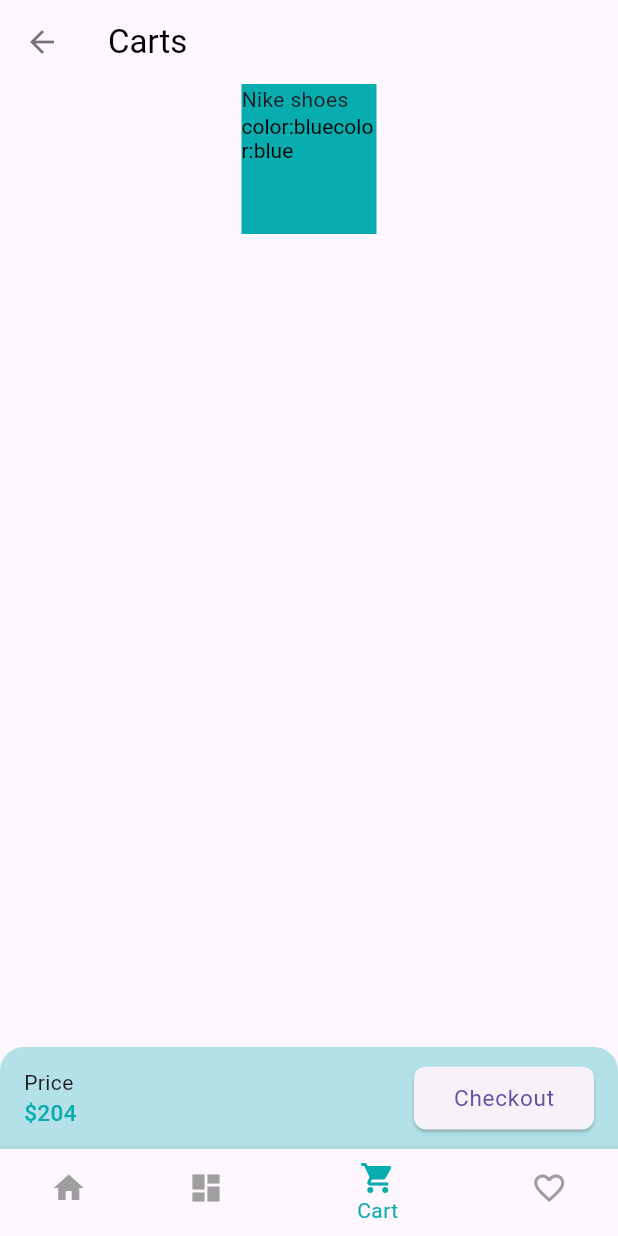
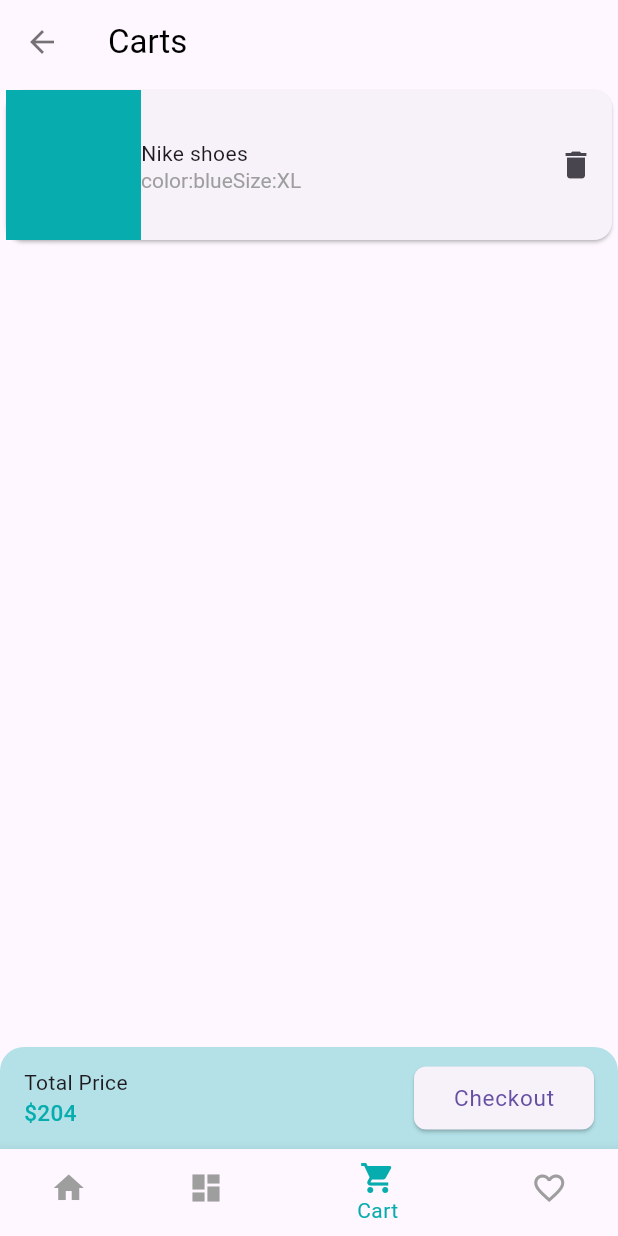
Before and after one commit to Rokeya17/craftybay, a Flutter app: the screen it shows after launch, item 3 of the bottom bar chosen, on a phone screen of 412 x 824 dp. Run offline on Flutter 3.47's test engine with Material 3 defaults, Android fonts, the phone set to English and light mode, and no system bars; our stand-ins replace carousel_slider, flutter_svg, get, pin_code_fields.

Commit message:
Cart screen has been modified

```diff
--- a/lib/presentation/ui/screens/cart_screen.dart
+++ b/lib/presentation/ui/screens/cart_screen.dart
@@ -36,24 +36,47 @@ class _CartScreenState extends State<CartScreen> {
           children: [
             Expanded(
               child: Column(children: [
+                Card(
+                  child: Row(
+                    children: [
                       Container(
                         height: 100,
                         width: 90,
                         color: AppColors.primaryColor,
+                      ),
+                      Expanded(
                         child: Column(
                           children: [
                             Row(
+                              crossAxisAlignment: CrossAxisAlignment.center,
                               children: [
-                          const Text('Nike shoes'),
+                                Expanded(
+                                  child: Column(
+                                    crossAxisAlignment:
+                                        CrossAxisAlignment.start,
+                                    children: [
+                                      Text('Nike shoes'),
+                                      RichText(
+                                        text: const TextSpan(
+                                            style:
+                                                TextStyle(color: Colors.grey),
+                                            children: [
+                                              TextSpan(text: 'color:blue'),
+                                              TextSpan(text: 'Size:XL')
+                                            ]),
+                                      ),
                                     ],
                                   ),
-                      RichText(
-                        text: const TextSpan(
-                            style: TextStyle(color: Colors.black),
-                            children: [
-                              TextSpan(text: 'color:blue'),
-                              TextSpan(text: 'color:blue')
-                            ]),
+                                ),
+                                Spacer(),
+                                IconButton(
+                                  onPressed: () {},
+                                  icon: Icon(Icons.delete),
+                                ),
+                              ],
+                            ),
+                          ],
+                        ),
                       ),
                     ],
                   ),
@@ -73,7 +96,7 @@ class _CartScreenState extends State<CartScreen> {
                   const Column(
                     crossAxisAlignment: CrossAxisAlignment.start,
                     children: [
-                      Text("Price"),
+                      Text("Total Price"),
                       Text("\$204",
                           style: TextStyle(
                               fontSize: 15,
--- a/lib/presentation/ui/screens/product_details_screen.dart
+++ b/lib/presentation/ui/screens/product_details_screen.dart
@@ -124,7 +124,7 @@ class _ProductDetailsScreenState extends State<ProductDetailsScreen> {
     return Column(
       crossAxisAlignment: CrossAxisAlignment.start,
       children: [
-        Text(
+        const Text(
           "Colors",
           style: TextStyle(fontSize: 16, fontWeight: FontWeight.w500),
         ),
```
Lines whose indentation alone changed are shown as unchanged.
